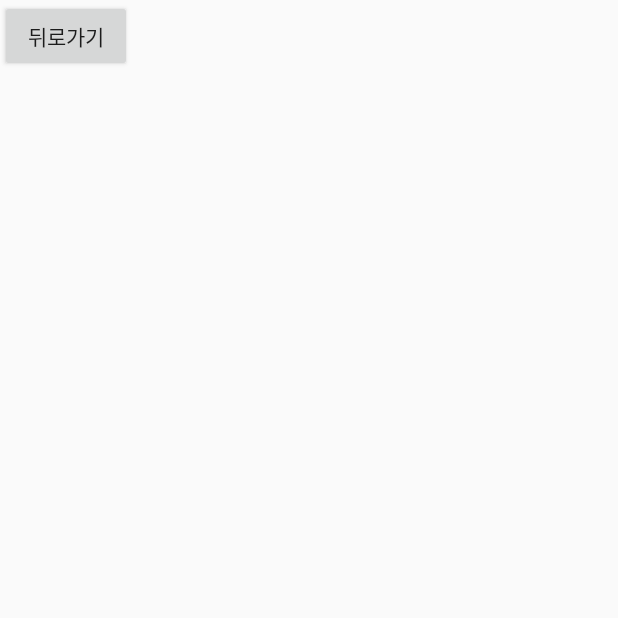
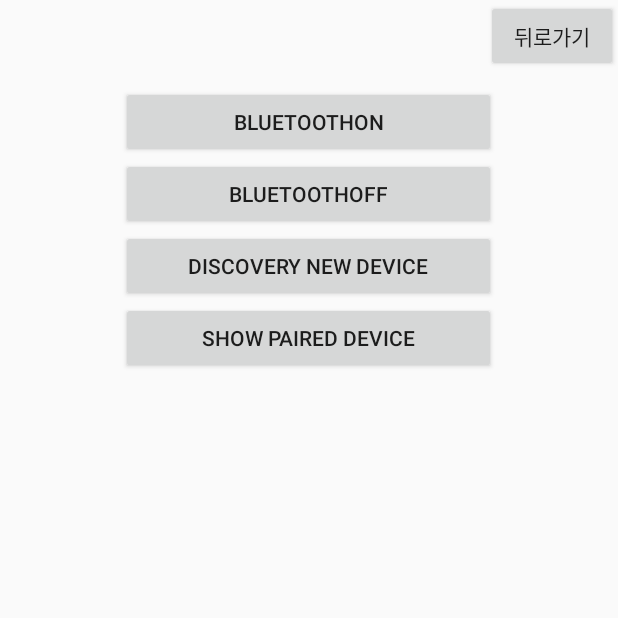
Before and after one commit to woomurf/2018-OpenSource-Project-Robo-Hand, an Android app: the screen it shows after launch (BTactivity), after a tap on an icon or button, on a phone screen of 412 x 824 dp, the top half of it. Run offline under Robolectric (Android 15) with nearby library versions, the phone set to English and light mode, and no system bars.

Commit message:
BTactivity 내용 추가 및 BluetoothService 내용 추가

```diff
--- a/Robohand/app/src/main/java/com/example/hw/robohand/BTactivity.java
+++ b/Robohand/app/src/main/java/com/example/hw/robohand/BTactivity.java
@@ -1,23 +1,60 @@
 package com.example.hw.robohand;
 
 import android.app.Activity;
+import android.bluetooth.BluetoothDevice;
+import android.content.Intent;
 import android.os.Bundle;
+import android.os.Handler;
+import android.os.Message;
 import android.view.View;
 import android.view.View.OnClickListener;
+import android.widget.ArrayAdapter;
 import android.widget.Button;
+import android.widget.ListView;
 import android.widget.Toast;
+
+import java.util.Set;
 
 public class BTactivity extends Activity {
 
-    /** Called when the activity is first created. */
+    private static final int REQUEST_CODE_BT = 2;
+
+    private Button mBack;
+    private Button mBtOn;
+    private Button mBtOff;
+    private Button mDiscover;
+    private Button mListPairedDevice;
+    private ListView mDevicesListView;
+
+    BluetoothService btService = null;
+
+    private final Handler mHandler = new Handler() {
+
+        @Override
+        public void handleMessage(Message msg) {
+            super.handleMessage(msg);
+        }
+    };
+
+    /**
+     * Called when the activity is first created.
+     */
     @Override
     public void onCreate(Bundle savedInstanceState) {
         super.onCreate(savedInstanceState);
         setContentView(R.layout.activity_btactivity);
 
-        Button button = (Button)findViewById(R.id.btn_back);
+        mBack = (Button) findViewById(R.id.btn_back);
+        mBtOn = (Button) findViewById(R.id.btOn);
+        mBtOff = (Button) findViewById(R.id.btOff);
+        mDiscover = (Button) findViewById(R.id.discover);
+        mListPairedDevice = (Button) findViewById(R.id.ListpairedDevice);
 
-        button.setOnClickListener(new OnClickListener() {
+        if (btService == null) {
+            btService = new BluetoothService(this, mHandler);
+        }
+
+        mBack.setOnClickListener(new OnClickListener() {
 
             @Override
             public void onClick(View v) {
@@ -26,6 +63,45 @@ public class BTactivity extends Activity {
                 finish();
             }
         });
+
+
+        // 블루투스 켜기
+        mBtOn.setOnClickListener(new OnClickListener() {
+            @Override
+            public void onClick(View view) {
+                if (!btService.getDeviceState()) {
+                    btService.bluetoothOn();
+                }
+            }
+        });
+
+
+        // 블루투스 끄기
+        mBtOff.setOnClickListener(new OnClickListener() {
+            @Override
+            public void onClick(View view) {
+                btService.bluetoothOff();
+
+            }
+        });
     }
 
+
+
+
+    @Override
+    protected void onActivityResult(int requestCode, int resultCode, Intent Data) {
+        // Check which request we're responding to
+        if (requestCode == REQUEST_CODE_BT) {
+            // Make sure the request was successful
+            if (resultCode == RESULT_OK) {
+
+
+            } else {
+                Toast.makeText(getApplicationContext(), "블루투스 연결 거부", Toast.LENGTH_LONG).show();
+
+            }
+        }
+
+    }
 }
--- a/Robohand/app/src/main/java/com/example/hw/robohand/BluetoothService.java
+++ b/Robohand/app/src/main/java/com/example/hw/robohand/BluetoothService.java
@@ -2,15 +2,23 @@ package com.example.hw.robohand;
 
 import android.app.Activity;
 import android.bluetooth.BluetoothAdapter;
+import android.bluetooth.BluetoothDevice;
 import android.bluetooth.BluetoothSocket;
+import android.content.BroadcastReceiver;
+import android.content.Context;
 import android.content.Intent;
+import android.content.IntentFilter;
 import android.os.SystemClock;
 import android.util.Log;
 import android.os.Handler;
+import android.view.View;
+import android.widget.ArrayAdapter;
+import android.widget.Toast;
 
 import java.io.IOException;
 import java.io.InputStream;
 import java.io.OutputStream;
+import java.util.Set;
 import java.util.UUID;
 
 public class BluetoothService {
@@ -25,6 +33,8 @@ public class BluetoothService {
     private BluetoothAdapter btAdapter;
     private Activity mActivity;
     private Handler mHandler;
+    private ArrayAdapter<String> mBTArrayAdapter;
+    private Set<BluetoothDevice> mPairedDevices;
 
     // Serial port Service UUID
     private static final UUID MY_UUID = UUID.fromString("00001101-0000-1000-8000-00805F9B34FB");
@@ -60,7 +70,7 @@ public class BluetoothService {
 
 
     // Check the device bluetooth status and request bluetooth
-    public void enableBluetooth(){
+    public void bluetoothOn(){
         Log.i(TAG,"Check the enabled Bluetooth");
 
         if(btAdapter.isEnabled()){
@@ -70,10 +80,58 @@ public class BluetoothService {
             Log.d(TAG,"Bluetooth Enable Request");
 
             Intent iEnable = new Intent(BluetoothAdapter.ACTION_REQUEST_ENABLE);
-            mActivity.startActivityForResult(iEnable,REQUEST_CODE_BT);
+            mActivity.startActivityForResult(iEnable,REQUEST_CODE_BT);  // bluetooth 허가 팝업 창을 띄운다.
+
         }
     }
 
+
+    public void bluetoothOff(){
+        btAdapter.disable(); // turn off
+    }
+
+/*   좀 더 공부가 필요한 부분.
+     registerReceiver가 Receiver에게 intent를 보내주는 것은 activity에 있을 경우에만 그러는 것인가?
+
+    private void discover(View view){
+        // Check if the device is already discovering
+        // 이미 찾는 중이라면 stop.
+        if(btAdapter.isDiscovering()){
+            btAdapter.cancelDiscovery();
+        }
+        else{
+            if(btAdapter.isEnabled()) {
+                mBTArrayAdapter.clear(); // clear items
+                btAdapter.startDiscovery();
+
+                // 동적으로 BroadcastReceiver를 등록한다.
+                // Intent를 보내주는데 이를 읽고 onReceiver()가 동작한다.
+                mActivity.registerReceiver(blReceiver, new IntentFilter(BluetoothDevice.ACTION_FOUND));
+
+            }
+            else{
+
+            }
+        }
+    }
+
+    final BroadcastReceiver blReceiver = new BroadcastReceiver() {
+        @Override
+        public void onReceive(Context context, Intent intent) {
+            String action = intent.getAction();
+            if(BluetoothDevice.ACTION_FOUND.equals(action)){
+
+                // 연결된 디바이스의 정보 얻기.
+                BluetoothDevice device = intent.getParcelableExtra(BluetoothDevice.EXTRA_DEVICE);
+
+                // add the name to the list
+                mBTArrayAdapter.add(device.getName() + "\n" + device.getAddress());
+                mBTArrayAdapter.notifyDataSetChanged();  // array 업데이트 하기.
+            }
+        }
+    };
+
+*/
     public boolean getConnectStatus(){
         if(mConnectedThread != null){
             return true;
@@ -88,6 +146,16 @@ public class BluetoothService {
             mConnectedThread.write(msg);
         }
     }
+
+
+
+
+
+
+
+
+
+
 
 
 
--- a/Robohand/app/src/main/java/com/example/hw/robohand/MainActivity.java
+++ b/Robohand/app/src/main/java/com/example/hw/robohand/MainActivity.java
@@ -12,7 +12,7 @@ import android.view.View.OnClickListener;
 import android.widget.Toast;
 
 
-public class MainActivity extends AppCompatActivity implements View.OnClickListener {
+public class MainActivity extends AppCompatActivity {
 
     private static final String TAG = "Main";
 
@@ -92,16 +92,4 @@ public class MainActivity extends AppCompatActivity implements View.OnClickListe
 
 
     }
-
-
-
-    @Override
-    public void onClick(View view) {
-        if(btService.getDeviceState()){
-            btService.enableBluetooth();
-        }
-        else{
-            finish();
-        }
-    }
 }
--- a/Robohand/app/src/main/res/layout/activity_btactivity.xml
+++ b/Robohand/app/src/main/res/layout/activity_btactivity.xml
@@ -1,15 +1,59 @@
 <?xml version="1.0" encoding="utf-8"?>
-<LinearLayout xmlns:android="http://schemas.android.com/apk/res/android"
+<RelativeLayout xmlns:android="http://schemas.android.com/apk/res/android"
     android:layout_width="match_parent"
     android:layout_height="match_parent"
     android:orientation="vertical" >
 
+
+
+    <!-- 뒤로가기 버튼 -->
     <Button
         android:id="@+id/btn_back"
         android:layout_width="wrap_content"
         android:layout_height="wrap_content"
-        android:text="뒤로가기"
-        /> //뒤로가기 버튼
+        android:layout_alignParentEnd="true"
+        android:layout_alignParentRight="true"
+        android:layout_alignParentTop="true"
+        android:text="뒤로가기" />
+
+    <Button
+        android:id="@+id/btOff"
+        android:layout_width="250dp"
+        android:layout_height="wrap_content"
+        android:layout_below="@+id/btOn"
+        android:layout_centerHorizontal="true"
+        android:text="BluetoothOff" />
+
+    <Button
+        android:id="@+id/discover"
+        android:layout_width="250dp"
+        android:layout_height="wrap_content"
+        android:layout_below="@+id/btOff"
+        android:layout_centerHorizontal="true"
+        android:text="discovery new device" />
+
+    <Button
+        android:id="@+id/btOn"
+        android:layout_width="250dp"
+        android:layout_height="wrap_content"
+        android:layout_alignParentTop="true"
+        android:layout_centerHorizontal="true"
+        android:layout_marginTop="57dp"
+        android:text="BluetoothON" />
+
+    <Button
+        android:id="@+id/ListpairedDevice"
+        android:layout_width="250dp"
+        android:layout_height="wrap_content"
+        android:layout_below="@+id/discover"
+        android:layout_centerHorizontal="true"
+        android:text="show Paired Device" />
+
+    <ListView
+        android:layout_width="match_parent"
+        android:layout_height="match_parent"
+        android:layout_below="@+id/ListpairedDevice"
+        android:layout_centerHorizontal="true" />
 
 
-</LinearLayout>
+</RelativeLayout>
```
